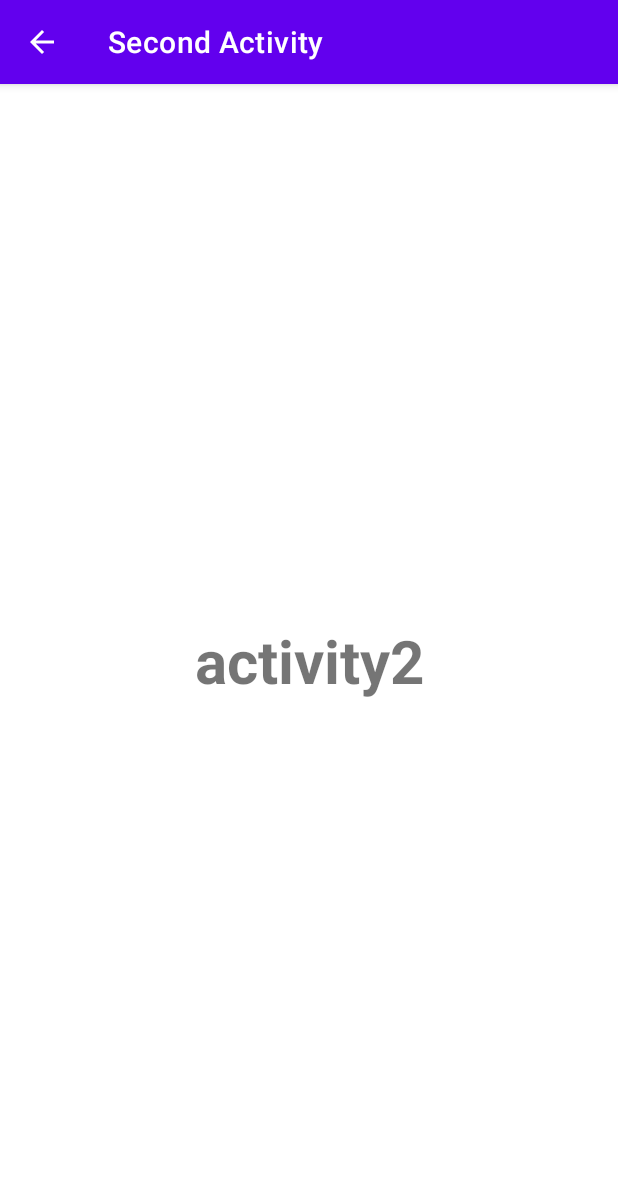
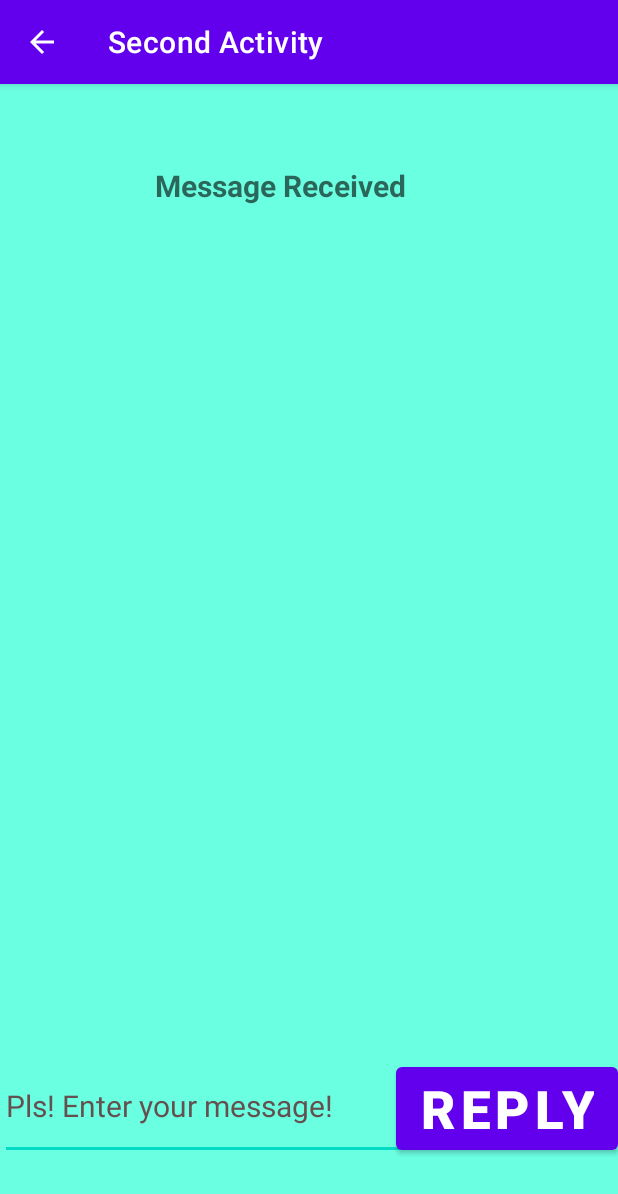
Before and after one commit to mbharti321/androidProjects, an Android app: the screen it shows after launch (MainActivity2), after a tap on "SEND", on a phone screen of 412 x 824 dp. Shown: the top 1194 px of the screen. Run offline under Robolectric (Android 15) with nearby library versions, the phone set to English and light mode, and no system bars.

Commit message:
add code for sending and receiving message between 2 activities

```diff
--- a/ManoActivityInten/app/src/main/java/com/example/manoactivityinten/MainActivity.java
+++ b/ManoActivityInten/app/src/main/java/com/example/manoactivityinten/MainActivity.java
@@ -6,21 +6,52 @@ import android.content.Intent;
 import android.os.Bundle;
 import android.util.Log;
 import android.view.View;
+import android.widget.EditText;
+import android.widget.TextView;
 
 
 public class MainActivity extends AppCompatActivity {
     private static final String LOG_TAG =MainActivity.class.getSimpleName();
+    public static final String EXTRA_MESSAGE ="com.example.android.twoactivities.extra.MESSAGE";
+    public static final int TEXT_REQUEST = 1;
+    private EditText mMessageEditText;
+
+    private TextView mReplyHeadTextView;
+    private TextView mReplyTextView;
     @Override
     protected void onCreate(Bundle savedInstanceState) {
         super.onCreate(savedInstanceState);
         setContentView(R.layout.activity_main);
+        mMessageEditText=findViewById(R.id.editText_main);
+        mReplyHeadTextView = findViewById(R.id.text_header_reply);
+        mReplyTextView = findViewById(R.id.text_message_reply);
+
     }
 
     public void launchSecondActivity(View view) {
-//        Log.d(LOG_TAG, "Button clicked!");
+        Log.d(LOG_TAG, "Button clicked!");
+
         Intent intent = new Intent(this, MainActivity2.class);
-        startActivity(intent);
+        String message = mMessageEditText.getText().toString();
+        intent.putExtra(EXTRA_MESSAGE, message);
 
+//        startActivity(intent);
+        startActivityForResult(intent, TEXT_REQUEST);
+    }
+
+    @Override
+    public void onActivityResult(int requestCode,
+                                 int resultCode, Intent data) {
+        super.onActivityResult(requestCode, resultCode, data);
+
+        if (requestCode == TEXT_REQUEST) {
+            if (resultCode == RESULT_OK) {
+                String reply = data.getStringExtra(MainActivity2.EXTRA_REPLY);
+                mReplyHeadTextView.setVisibility(View.VISIBLE);
+                mReplyTextView.setText(reply);
+                mReplyTextView.setVisibility(View.VISIBLE);
+            }
+        }
     }
 
 }
--- a/ManoActivityInten/app/src/main/java/com/example/manoactivityinten/MainActivity2.java
+++ b/ManoActivityInten/app/src/main/java/com/example/manoactivityinten/MainActivity2.java
@@ -2,13 +2,34 @@ package com.example.manoactivityinten;
 
 import androidx.appcompat.app.AppCompatActivity;
 
+import android.content.Intent;
 import android.os.Bundle;
+import android.view.View;
+import android.widget.EditText;
+import android.widget.TextView;
 
 public class MainActivity2 extends AppCompatActivity {
+    public static final String EXTRA_REPLY =
+            "com.example.android.twoactivities.extra.REPLY";
+    private EditText mReply;
 
     @Override
     protected void onCreate(Bundle savedInstanceState) {
         super.onCreate(savedInstanceState);
         setContentView(R.layout.activity_main2);
+        mReply = findViewById(R.id.editText_second);
+
+        Intent intent = getIntent();
+        String message = intent.getStringExtra(MainActivity.EXTRA_MESSAGE);
+        TextView textView = findViewById(R.id.text_message);
+        textView.setText(message);
+    }
+
+    public void returnReply(View view) {
+        String reply = mReply.getText().toString();
+        Intent replyIntent = new Intent();
+        replyIntent.putExtra(EXTRA_REPLY, reply);
+        setResult(RESULT_OK, replyIntent);
+        finish();
     }
 }
--- a/ManoActivityInten/app/src/main/res/layout/activity_main2.xml
+++ b/ManoActivityInten/app/src/main/res/layout/activity_main2.xml
@@ -4,18 +4,70 @@
     xmlns:tools="http://schemas.android.com/tools"
     android:layout_width="match_parent"
     android:layout_height="match_parent"
+    android:background="#6BFFE1"
     tools:context=".MainActivity2">
 
+
     <TextView
-        android:id="@+id/message"
-        android:layout_width="267dp"
-        android:layout_height="118dp"
+        android:id="@+id/text_header"
+        android:layout_width="373dp"
+        android:layout_height="77dp"
         android:gravity="center"
-        android:text="@string/activity2"
-        android:textSize="40sp"
+        android:text="@string/message_received"
+        android:textAppearance="@style/TextAppearance.AppCompat.Medium"
+        android:textSize="20sp"
         android:textStyle="bold"
         app:layout_constraintBottom_toBottomOf="parent"
         app:layout_constraintEnd_toEndOf="parent"
+        app:layout_constraintHorizontal_bias="0.0"
         app:layout_constraintStart_toStartOf="parent"
-        app:layout_constraintTop_toTopOf="parent" />
+        app:layout_constraintTop_toTopOf="parent"
+        app:layout_constraintVertical_bias="0.042" />
+
+    <TextView
+        android:id="@+id/text_message"
+        android:layout_width="278dp"
+        android:layout_height="73dp"
+        android:textSize="30sp"
+        android:textStyle="bold"
+        app:layout_constraintBottom_toBottomOf="parent"
+        app:layout_constraintEnd_toEndOf="parent"
+        app:layout_constraintHorizontal_bias="0.0"
+        app:layout_constraintStart_toStartOf="parent"
+        app:layout_constraintTop_toTopOf="parent"
+        app:layout_constraintVertical_bias="0.241" />
+
+    <EditText
+        android:id="@+id/editText_second"
+        android:layout_width="272dp"
+        android:layout_height="71dp"
+        android:autofillHints=""
+        android:ems="10"
+        android:hint="@string/editText_main"
+        android:inputType="textLongMessage"
+        android:textColorHint="#655050"
+        android:textSize="20sp"
+        app:layout_constraintBottom_toBottomOf="parent"
+        app:layout_constraintEnd_toEndOf="parent"
+        app:layout_constraintHorizontal_bias="0.0"
+        app:layout_constraintStart_toStartOf="parent"
+        app:layout_constraintTop_toTopOf="parent"
+        app:layout_constraintVertical_bias="0.927" />
+
+    <Button
+        android:id="@+id/btnSend2"
+        android:layout_width="wrap_content"
+        android:layout_height="wrap_content"
+        android:onClick="returnReply"
+        android:text="@string/reply"
+        android:textSize="35sp"
+        android:textStyle="bold"
+        app:layout_constraintBottom_toBottomOf="parent"
+        app:layout_constraintEnd_toEndOf="parent"
+        app:layout_constraintHorizontal_bias="1.0"
+        app:layout_constraintStart_toStartOf="parent"
+        app:layout_constraintTop_toTopOf="parent"
+        app:layout_constraintVertical_bias="0.927"
+        tools:ignore="OnClick" />
+
 </androidx.constraintlayout.widget.ConstraintLayout>
--- a/ManoActivityInten/app/src/main/res/values/strings.xml
+++ b/ManoActivityInten/app/src/main/res/values/strings.xml
@@ -3,4 +3,12 @@
     <string name="hola_world_activity_1">Hola World! Activity 1</string>
     <string name="send">Send</string>
     <string name="activity2">activity2</string>
+    <string name="editText_main">Pls! Enter your message!</string>
+    <string name="text_header">Header 2</string>
+
+    <string name="button_second">Reply</string>
+    <string name="editText_second">Enter Your Reply Here</string>
+    <string name="text_header_reply">"Reply received "</string>
+    <string name="message_received">Message Received</string>
+    <string name="reply">Reply</string>
 </resources>
```
Also changed, not shown: ManoActivityInten/app/src/main/res/layout/activity_main.xml (+56 -10 lines).
